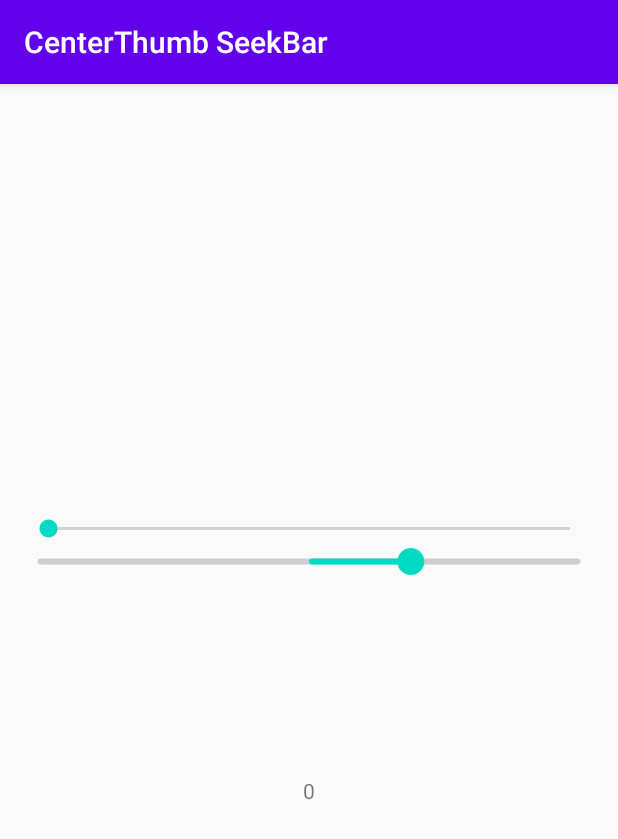
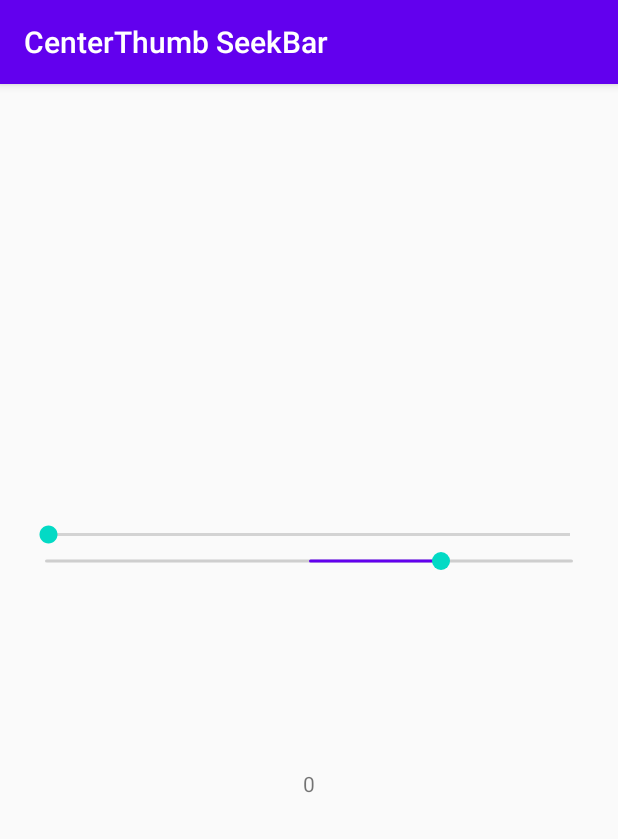
Before and after one commit to kishandonga/CenterThumbSeekBar, an Android app: the screen it shows after launch (MainActivity), on a phone screen of 412 x 824 dp. Shown: the top 839 px of the screen. Run offline under Robolectric (Android 15) with nearby library versions, the phone set to English and light mode, and no system bars.

Commit message:
- new attribute added - accordingly java code added for processing parameters - thumb bitmap support added

```diff
--- a/app/src/main/java/com/sample/centerthumb/seekbar/MainActivity.java
+++ b/app/src/main/java/com/sample/centerthumb/seekbar/MainActivity.java
@@ -19,9 +19,16 @@ public class MainActivity extends AppCompatActivity {
         tvProgress = findViewById(R.id.tvProgress);
 
         CenterThumbSeekBar seekBar = findViewById(R.id.seek_bar);
-        seekBar.setOnSeekBarChangeListener(new CenterThumbSeekBar.OnSeekBarChangeListener() {
+        seekBar.setOnFromValueChangeListener(new CenterThumbSeekBar.OnFromValueChangeListener() {
             @Override
-            public void onOnSeekBarValueChange(CenterThumbSeekBar bar, double value) {
+            public void onValueChange(double value) {
+                tvProgress.setText(String.valueOf(value));
+            }
+        });
+
+        seekBar.setOnToValueChangeListener(new CenterThumbSeekBar.OnToValueChangeListener() {
+            @Override
+            public void onValueChange(double value) {
                 tvProgress.setText(String.valueOf(value));
             }
         });
--- a/library/src/main/res/drawable/seek_thumb_pressed.xml
+++ b/app/src/main/res/drawable/seek_thumb_pressed.xml
@@ -1,6 +1,6 @@
 <vector xmlns:android="http://schemas.android.com/apk/res/android"
-    android:width="18dp"
-    android:height="18dp"
+    android:width="28dp"
+    android:height="28dp"
     android:viewportWidth="512"
     android:viewportHeight="512">
     <path
--- a/app/src/main/res/layout/activity_main.xml
+++ b/app/src/main/res/layout/activity_main.xml
@@ -19,10 +19,18 @@
         android:layout_width="match_parent"
         android:layout_height="wrap_content"
 
-        app:defaultBackgroundRangeColor="@color/colorAccent"
-        app:maxValue="+40.0"
-        app:minValue="-40.0"
-        app:progress="15"
+        app:fromProgress="5"
+        app:fromValue="10.0"
+
+        app:thumbColor="@color/colorAccent"
+        app:thumbPressedColor="@color/colorPrimary"
+
+        app:toProgress="250"
+        app:toValue="500.0"
+
+        app:trackHeight="2dp"
+        app:trackProgressColor="@color/colorPrimary"
+
         app:trackRoundedCorners="true" />
 
     <androidx.appcompat.widget.AppCompatTextView
--- a/library/src/main/java/ui/widget/seekbar/CenterThumbSeekBar.java
+++ b/library/src/main/java/ui/widget/seekbar/CenterThumbSeekBar.java
@@ -11,7 +11,6 @@ import android.graphics.RectF;
 import android.graphics.drawable.ColorDrawable;
 import android.graphics.drawable.Drawable;
 import android.util.AttributeSet;
-import android.util.Log;
 import android.view.MotionEvent;
 import android.view.View;
 import android.view.ViewConfiguration;
@@ -21,34 +20,32 @@ import androidx.core.content.ContextCompat;
 @SuppressLint("ClickableViewAccessibility")
 public class CenterThumbSeekBar extends View {
 
-    public static final int INVALID_POINTER_ID = 255;
-    public static final int ACTION_POINTER_INDEX_MASK = 0x0000ff00;
-    public static final int ACTION_POINTER_INDEX_SHIFT = 8;
-    private static final Paint paint = new Paint(Paint.ANTI_ALIAS_FLAG);
-    private static final int DEFAULT_RANGE_COLOR = Color.argb(0xFF, 0x33, 0xB5, 0xE5);
-    private static final int DEFAULT_BACKGROUND_COLOR = Color.parseColor("#CECECE");
-    private static final float DEFAULT_MIN_VALUE = -100f;
-    private static final float DEFAULT_MAX_VALUE = +100f;
-    private static final float DEFAULT_PROGRESS_VALUE = 0f;
-    private final Bitmap thumbImage;
-    private final Bitmap thumbPressedImage;
-    private final int defaultRangeColor;
-    private final int defaultBackgroundColor;
+    private final int trackProgressColor;
+    private final int trackColor;
+    private final int thumbColor;
+    private final int thumbPressColor;
     private final boolean hasRoundedCorners;
-
-    private final float thumbHalfWidth;
-    private final float thumbHalfHeight;
-    private final float trackHeight;
-    private final float padding;
-    private double absoluteMinValue;
-    private double absoluteMaxValue;
+    private final float fromValue;
+    private final float toValue;
+    private final double absoluteMinValue;
+    private final double absoluteMaxValue;
+    private final Paint paint;
+    private float padding;
+    private Bitmap thumbImage = null;
+    private Bitmap thumbPressedImage = null;
+    private float thumbRadius;
+    private float thumbPressedRadius;
+    private float trackHeight;
     private int scaledTouchSlop;
     private boolean isDragging;
     private boolean isThumbPressed;
     private double normalizedThumbValue = 0d;
-    private OnSeekBarChangeListener listener;
+    private OnFromValueChangeListener fromListener;
+    private OnToValueChangeListener toListener;
     private float mDownMotionX;
-    private int mActivePointerId = INVALID_POINTER_ID;
+    private int mActivePointerId = Const.INVALID_POINTER_ID;
+    private ThumbDirection thumbDirection = ThumbDirection.NONE;
+    private float newHeight;
 
     public CenterThumbSeekBar(Context context) {
         this(context, null);
@@ -61,38 +58,63 @@ public class CenterThumbSeekBar extends View {
     public CenterThumbSeekBar(Context context, AttributeSet attrs, int defStyleAttr) {
         super(context, attrs, defStyleAttr);
 
+        paint = new Paint(Paint.ANTI_ALIAS_FLAG);
+        this.trackHeight = Const.DEFAULT_TRACK_HEIGHT;
+        this.thumbRadius = Const.DEFAULT_THUMB_RADIUS;
+        this.thumbPressedRadius = Const.DEFAULT_THUMB_PRESSED_RADIUS;
+
+        Const.DEFAULT_THUMB_COLOR = ContextCompat.getColor(context, R.color.colorAccent);
+        Const.DEFAULT_TRACK_PROGRESS_COLOR = ContextCompat.getColor(context, R.color.colorAccent);
+        Const.DEFAULT_TRACK_COLOR = ContextCompat.getColor(context, R.color.default_track_color);
+
+        this.absoluteMinValue = Const.DEFAULT_MIN_VALUE;
+        this.absoluteMaxValue = Const.DEFAULT_MAX_VALUE;
+        setProgress(Const.DEFAULT_PROGRESS_VALUE);
+
         // Attribute initialization
         final TypedArray a = context.obtainStyledAttributes(attrs, R.styleable.CenterThumbSeekBar, defStyleAttr, 0);
 
-        Drawable thumbImageDrawable = a.getDrawable(R.styleable.CenterThumbSeekBar_thumbDrawable);
-        if (thumbImageDrawable == null) {
-            thumbImageDrawable = ContextCompat.getDrawable(context, R.drawable.seek_thumb_normal);
+        this.fromValue = a.getFloat(R.styleable.CenterThumbSeekBar_fromValue, Const.DEFAULT_MIN_VALUE);
+        this.toValue = a.getFloat(R.styleable.CenterThumbSeekBar_toValue, Const.DEFAULT_MAX_VALUE);
+
+        float fromProgress = a.getFloat(R.styleable.CenterThumbSeekBar_fromProgress, Const.DEFAULT_PROGRESS_VALUE);
+        if ((fromProgress != Const.DEFAULT_PROGRESS_VALUE) && (fromProgress <= fromValue)) {
+            setProgress(getFromProgress(fromProgress));
         }
-        this.thumbImage = getBitmapFromDrawable(thumbImageDrawable);
 
-        Drawable thumbImagePressedDrawable = a.getDrawable(R.styleable.CenterThumbSeekBar_thumbPressedDrawable);
-        if (thumbImagePressedDrawable == null) {
-            thumbImagePressedDrawable = ContextCompat.getDrawable(context, R.drawable.seek_thumb_pressed);
+        float toProgress = a.getFloat(R.styleable.CenterThumbSeekBar_toProgress, Const.DEFAULT_PROGRESS_VALUE);
+        if ((toProgress != Const.DEFAULT_PROGRESS_VALUE) && (toProgress <= toValue)) {
+            setProgress(getToProgress(toProgress));
         }
-        this.thumbPressedImage = getBitmapFromDrawable(thumbImagePressedDrawable);
 
-        this.absoluteMinValue = a.getFloat(R.styleable.CenterThumbSeekBar_minValue, DEFAULT_MIN_VALUE);
-        this.absoluteMaxValue = a.getFloat(R.styleable.CenterThumbSeekBar_maxValue, DEFAULT_MAX_VALUE);
-        float progress = a.getFloat(R.styleable.CenterThumbSeekBar_progress, DEFAULT_PROGRESS_VALUE);
-        setProgress(progress);
+        this.thumbColor = a.getColor(R.styleable.CenterThumbSeekBar_thumbColor, Const.DEFAULT_THUMB_COLOR);
+        this.thumbPressColor = a.getColor(R.styleable.CenterThumbSeekBar_thumbPressedColor, Const.DEFAULT_THUMB_COLOR);
 
-        this.defaultBackgroundColor = a.getColor(R.styleable.CenterThumbSeekBar_defaultBackgroundColor, DEFAULT_BACKGROUND_COLOR);
-        this.defaultRangeColor = a.getColor(R.styleable.CenterThumbSeekBar_defaultBackgroundRangeColor, DEFAULT_RANGE_COLOR);
+        this.trackProgressColor = a.getColor(R.styleable.CenterThumbSeekBar_trackProgressColor, Const.DEFAULT_TRACK_PROGRESS_COLOR);
+        this.trackColor = a.getColor(R.styleable.CenterThumbSeekBar_trackColor, Const.DEFAULT_TRACK_COLOR);
 
         this.hasRoundedCorners = a.getBoolean(R.styleable.CenterThumbSeekBar_trackRoundedCorners, false);
+        this.trackHeight = a.getDimension(R.styleable.CenterThumbSeekBar_trackHeight, trackHeight);
+        this.thumbRadius = a.getDimension(R.styleable.CenterThumbSeekBar_thumbRadius, thumbRadius);
+        this.thumbPressedRadius = a.getDimension(R.styleable.CenterThumbSeekBar_thumbPressedRadius, thumbPressedRadius);
+
+        newHeight = Math.max(thumbRadius * 2, thumbPressedRadius * 2);
+
+        Drawable thumbImageDrawable = a.getDrawable(R.styleable.CenterThumbSeekBar_thumbDrawable);
+        Drawable thumbImagePressedDrawable = a.getDrawable(R.styleable.CenterThumbSeekBar_thumbPressedDrawable);
+
+        if (thumbImageDrawable != null && thumbImagePressedDrawable != null) {
+            this.thumbImage = Utils.getBitmapFromDrawable(thumbImageDrawable);
+            this.thumbPressedImage = Utils.getBitmapFromDrawable(thumbImagePressedDrawable);
+            //thumb drawable
+            thumbRadius = Math.max(thumbImage.getWidth(), thumbImage.getHeight());
+            thumbPressedRadius = Math.max(thumbPressedImage.getWidth(), thumbPressedImage.getHeight());
+            newHeight = Math.max(thumbRadius, thumbPressedRadius);
+        }
 
         a.recycle();
 
-        float thumbWidth = thumbImage.getWidth();
-        thumbHalfWidth = 0.5f * thumbWidth;
-        thumbHalfHeight = 0.5f * thumbImage.getHeight();
-        trackHeight = 6f;
-        padding = thumbHalfWidth;
+        padding = newHeight;
         setFocusable(true);
         setFocusableInTouchMode(true);
         setBackground(new ColorDrawable(Color.TRANSPARENT));
@@ -100,36 +122,27 @@ public class CenterThumbSeekBar extends View {
         scaledTouchSlop = ViewConfiguration.get(getContext()).getScaledTouchSlop();
     }
 
-    public static Bitmap getBitmapFromDrawable(Drawable drawable) {
-        int width = drawable.getIntrinsicWidth();
-        int height = drawable.getIntrinsicHeight();
-        Bitmap bitmap = Bitmap.createBitmap(width, height, Bitmap.Config.ARGB_8888);
-        Canvas canvas = new Canvas(bitmap);
-        drawable.setBounds(0, 0, width, height);
-        drawable.draw(canvas);
-        return bitmap;
+    private float getFromProgress(float fromProgress) {
+        return (fromProgress * Const.DEFAULT_MIN_VALUE) / fromValue;
     }
 
-    public void setOnSeekBarChangeListener(OnSeekBarChangeListener listener) {
-        this.listener = listener;
+    private float getToProgress(float toProgress) {
+        return (toProgress * Const.DEFAULT_MAX_VALUE) / toValue;
     }
 
-    public void setAbsoluteMinMaxValue(double absoluteMinValue, double absoluteMaxValue) {
-        this.absoluteMinValue = absoluteMinValue;
-        this.absoluteMaxValue = absoluteMaxValue;
+    public void setOnFromValueChangeListener(OnFromValueChangeListener listener) {
+        this.fromListener = listener;
+    }
+
+    public void setOnToValueChangeListener(OnToValueChangeListener listener) {
+        this.toListener = listener;
     }
 
     @Override
-    protected synchronized void onMeasure(int widthMeasureSpec, int heightMeasureSpec) {
-        int width = 200;
-        if (MeasureSpec.UNSPECIFIED != MeasureSpec.getMode(widthMeasureSpec)) {
-            width = MeasureSpec.getSize(widthMeasureSpec);
-        }
-        int height = thumbImage.getHeight() + 12;
-        if (MeasureSpec.UNSPECIFIED != MeasureSpec.getMode(heightMeasureSpec)) {
-            height = Math.min(height, MeasureSpec.getSize(heightMeasureSpec));
-        }
-        setMeasuredDimension(width, height);
+    protected void onMeasure(int widthMeasureSpec, int heightMeasureSpec) {
+        int width = (int) (Const.DEFAULT_WIDTH);
+        int height = (int) (newHeight + (padding / 4f));
+        setMeasuredDimension(Utils.measureDim(width, widthMeasureSpec), Utils.measureDim(height, heightMeasureSpec));
     }
 
     @Override
@@ -180,9 +193,7 @@ public class CenterThumbSeekBar extends View {
                         }
                     }
 
-                    if (listener != null) {
-                        listener.onOnSeekBarValueChange(this, normalizedToValue(normalizedThumbValue));
-                    }
+                    notifyValueChange();
                 }
                 break;
 
@@ -201,9 +212,7 @@ public class CenterThumbSeekBar extends View {
 
                 isThumbPressed = false;
                 invalidate();
-                if (listener != null) {
-                    listener.onOnSeekBarValueChange(this, normalizedToValue(normalizedThumbValue));
-                }
+                notifyValueChange();
                 break;
 
             case MotionEvent.ACTION_POINTER_DOWN: {
@@ -229,13 +238,33 @@ public class CenterThumbSeekBar extends View {
         return true;
     }
 
+    private void notifyValueChange() {
+        if (thumbDirection == ThumbDirection.LEFT) {
+            if (fromListener != null) {
+                fromListener.onValueChange(getFromProgressValue(normalizedValue(normalizedThumbValue)));
+            }
+        }
+        if (thumbDirection == ThumbDirection.RIGHT) {
+            if (toListener != null) {
+                toListener.onValueChange(getToProgressValue(normalizedValue(normalizedThumbValue)));
+            }
+        }
+    }
+
+    private double getFromProgressValue(double progress) {
+        return Math.abs((fromValue * progress) / Const.DEFAULT_MIN_VALUE);
+    }
+
+    private double getToProgressValue(double progress) {
+        return Math.abs((toValue * progress) / Const.DEFAULT_MAX_VALUE);
+    }
+
     private void onSecondaryPointerUp(MotionEvent ev) {
-        final int pointerIndex = (ev.getAction() & ACTION_POINTER_INDEX_MASK) >> ACTION_POINTER_INDEX_SHIFT;
+        final int pointerIndex = (ev.getAction() & Const.ACTION_POINTER_INDEX_MASK) >> Const.ACTION_POINTER_INDEX_SHIFT;
         final int pointerId = ev.getPointerId(pointerIndex);
         if (pointerId == mActivePointerId) {
             // This was our active pointer going up. Choose
             // a new active pointer and adjust accordingly.
-            // TODO: Make this decision more intelligent.
             final int newPointerIndex = pointerIndex == 0 ? 1 : 0;
             mDownMotionX = ev.getX(newPointerIndex);
             mActivePointerId = ev.getPointerId(newPointerIndex);
@@ -261,21 +290,21 @@ public class CenterThumbSeekBar extends View {
     /**
      * Converts screen space x-coordinates into normalized values.
      *
-     * @param screenCoord The x-coordinate in screen space to convert.
+     * @param screenCoordinate The x-coordinate in screen space to convert.
      * @return The normalized value.
      */
-    private double screenToNormalized(float screenCoord) {
+    private double screenToNormalized(float screenCoordinate) {
         int width = getWidth();
         if (width <= 2 * padding) {
             // prevent division by zero, simply return 0.
             return 0d;
         } else {
-            double result = (screenCoord - padding) / (width - 2 * padding);
+            double result = (screenCoordinate - padding) / (width - 2 * padding);
             return Math.min(1d, Math.max(0d, result));
         }
     }
 
-    private double normalizedToValue(double normalized) {
+    private double normalizedValue(double normalized) {
         return absoluteMinValue + normalized * (absoluteMaxValue - absoluteMinValue);
     }
 
@@ -299,24 +328,15 @@ public class CenterThumbSeekBar extends View {
         invalidate();
     }
 
-    /**
-     * Sets value of seek bar to the given value
-     *
-     * @param value The new value to set
-     */
-    public void setProgress(double value) {
-        double newThumbValue = valueToNormalized(value);
-        if (newThumbValue > absoluteMaxValue || newThumbValue < absoluteMinValue) {
-            throw new IllegalArgumentException("Value should be in the middle of max and min value");
-        }
-        normalizedThumbValue = newThumbValue;
+    private void setProgress(double value) {
+        normalizedThumbValue = valueToNormalized(value);
         invalidate();
     }
 
     /**
      * This is called when the user has started touching this widget.
      */
-    void onStartTrackingTouch() {
+    private void onStartTrackingTouch() {
         isDragging = true;
     }
 
@@ -324,7 +344,7 @@ public class CenterThumbSeekBar extends View {
      * This is called when the user either releases his touch or the touch is
      * canceled.
      */
-    void onStopTrackingTouch() {
+    private void onStopTrackingTouch() {
         isDragging = false;
     }
 
@@ -347,7 +367,7 @@ public class CenterThumbSeekBar extends View {
      * @return true if x-coordinate is in thumb range, false otherwise.
      */
     private boolean isInThumbRange(float touchX, double normalizedThumbValue) {
-        return Math.abs(touchX - normalizedToScreen(normalizedThumbValue)) <= thumbHalfWidth;
+        return Math.abs(touchX - normalizedToScreen(normalizedThumbValue)) <= thumbRadius;
     }
 
     /**
@@ -367,7 +387,7 @@ public class CenterThumbSeekBar extends View {
         // draw seek bar background line
         final RectF rect = new RectF(padding, 0.5f * (getHeight() - trackHeight), getWidth() - padding, 0.5f * (getHeight() + trackHeight));
 
-        paint.setColor(defaultBackgroundColor);
+        paint.setColor(trackColor);
         if (hasRoundedCorners) {
             canvas.drawRoundRect(rect, trackHeight, trackHeight, paint);
         } else {
@@ -375,18 +395,17 @@ public class CenterThumbSeekBar extends View {
         }
 
         // draw seek bar active range line
-
         if (normalizedToScreen(valueToNormalized(0.0d)) < normalizedToScreen(normalizedThumbValue)) {
-            Log.d(VIEW_LOG_TAG, "thumb: right");
+            thumbDirection = ThumbDirection.RIGHT;
             rect.left = normalizedToScreen(valueToNormalized(0.0d));
             rect.right = normalizedToScreen(normalizedThumbValue);
         } else {
-            Log.d(VIEW_LOG_TAG, "thumb: left");
+            thumbDirection = ThumbDirection.LEFT;
             rect.right = normalizedToScreen(valueToNormalized(0.0d));
             rect.left = normalizedToScreen(normalizedThumbValue);
         }
 
-        paint.setColor(defaultRangeColor);
+        paint.setColor(trackProgressColor);
         if (hasRoundedCorners) {
             canvas.drawRoundRect(rect, trackHeight, trackHeight, paint);
         } else {
@@ -394,7 +413,6 @@ public class CenterThumbSeekBar extends View {
         }
 
         drawThumb(normalizedToScreen(normalizedThumbValue), isThumbPressed, canvas);
-        Log.d(VIEW_LOG_TAG, "thumb: " + normalizedToValue(normalizedThumbValue));
     }
 
     /**
@@ -405,18 +423,34 @@ public class CenterThumbSeekBar extends View {
      * @param canvas           The canvas to draw upon.
      */
     private void drawThumb(float screenCoordinate, boolean pressed, Canvas canvas) {
-        if (pressed) {
-            canvas.drawCircle(screenCoordinate, (0.5f * getHeight()), thumbHalfHeight + 5, paint);
+        if (thumbImage != null && thumbPressedImage != null) {
+            if (pressed) {
+                canvas.drawBitmap(thumbPressedImage, screenCoordinate - (thumbPressedRadius / 2f), (0.5f * getHeight()) - (thumbPressedRadius / 2f), paint);
+            } else {
+                canvas.drawBitmap(thumbImage, screenCoordinate - (thumbRadius / 2f), (0.5f * getHeight()) - (thumbRadius / 2f), paint);
+            }
         } else {
-            canvas.drawCircle(screenCoordinate, (0.5f * getHeight()), thumbHalfHeight, paint);
+            if (pressed) {
+                paint.setColor(thumbPressColor);
+                canvas.drawCircle(screenCoordinate, (0.5f * getHeight()), thumbPressedRadius, paint);
+            } else {
+                paint.setColor(thumbColor);
+                canvas.drawCircle(screenCoordinate, (0.5f * getHeight()), thumbRadius, paint);
+            }
         }
-        //canvas.drawBitmap(pressed ? thumbPressedImage : thumbImage, screenCoordinate - thumbHalfWidth, (0.5f * getHeight()) - thumbHalfHeight, paint);
     }
 
     /**
-     * Callback listener interface to notify about changed range values.
+     * Callback listener interface to notify about changed from values.
      */
-    public interface OnSeekBarChangeListener {
-        void onOnSeekBarValueChange(CenterThumbSeekBar bar, double value);
+    public interface OnFromValueChangeListener {
+        void onValueChange(double value);
+    }
+
+    /**
+     * Callback listener interface to notify about changed to values.
+     */
+    public interface OnToValueChangeListener {
+        void onValueChange(double value);
     }
 }
--- /dev/null
+++ b/library/src/main/java/ui/widget/seekbar/Const.java
@@ -0,0 +1,17 @@
+package ui.widget.seekbar;
+
+public class Const {
+    public static final int INVALID_POINTER_ID = 255;
+    public static final int ACTION_POINTER_INDEX_MASK = 0x0000ff00;
+    public static final int ACTION_POINTER_INDEX_SHIFT = 8;
+    public static final float DEFAULT_MIN_VALUE = -100f;
+    public static final float DEFAULT_MAX_VALUE = +100f;
+    public static final float DEFAULT_PROGRESS_VALUE = 0f;
+    public static int DEFAULT_THUMB_COLOR;
+    public static int DEFAULT_TRACK_PROGRESS_COLOR;
+    public static int DEFAULT_TRACK_COLOR;
+    public static float DEFAULT_WIDTH = Utils.dpToPx(28);
+    public static float DEFAULT_TRACK_HEIGHT = Utils.dpToPx(2);
+    public static float DEFAULT_THUMB_RADIUS = Utils.dpToPx(6);
+    public static float DEFAULT_THUMB_PRESSED_RADIUS = Utils.dpToPx(7);
+}
--- /dev/null
+++ b/library/src/main/java/ui/widget/seekbar/ThumbDirection.java
@@ -0,0 +1,3 @@
+package ui.widget.seekbar;
+
+public enum ThumbDirection {NONE, LEFT, RIGHT}
--- /dev/null
+++ b/library/src/main/java/ui/widget/seekbar/Utils.java
@@ -0,0 +1,51 @@
+package ui.widget.seekbar;
+
+import android.content.res.Resources;
+import android.graphics.Bitmap;
+import android.graphics.Canvas;
+import android.graphics.drawable.Drawable;
+import android.util.Log;
+import android.view.View;
+
+public class Utils {
+
+    private static final String TAG = Utils.class.getSimpleName();
+
+    public static Bitmap getBitmapFromDrawable(Drawable drawable) {
+        int width = drawable.getIntrinsicWidth();
+        int height = drawable.getIntrinsicHeight();
+        Bitmap bitmap = Bitmap.createBitmap(width, height, Bitmap.Config.ARGB_8888);
+        Canvas canvas = new Canvas(bitmap);
+        drawable.setBounds(0, 0, width, height);
+        drawable.draw(canvas);
+        return bitmap;
+    }
+
+    public static float pxToDp(int px) {
+        return (px / Resources.getSystem().getDisplayMetrics().density);
+    }
+
+    public static float dpToPx(int dp) {
+        return (dp * Resources.getSystem().getDisplayMetrics().density);
+    }
+
+    public static int measureDim(int desiredSize, int measureSpec) {
+        int result;
+        int specMode = View.MeasureSpec.getMode(measureSpec);
+        int specSize = View.MeasureSpec.getSize(measureSpec);
+
+        if (specMode == View.MeasureSpec.EXACTLY) {
+            result = specSize;
+        } else {
+            result = desiredSize;
+            if (specMode == View.MeasureSpec.AT_MOST) {
+                result = Math.min(result, specSize);
+            }
+        }
+
+        if (result < desiredSize) {
+            Log.e(TAG, "The view is too small, the content might get cut");
+        }
+        return result;
+    }
+}
--- a/library/src/main/res/values/colors.xml
+++ b/library/src/main/res/values/colors.xml
@@ -3,4 +3,5 @@
     <color name="colorPrimary">#6200EE</color>
     <color name="colorPrimaryDark">#3700B3</color>
     <color name="colorAccent">#03DAC5</color>
+    <color name="default_track_color">#CECECE</color>
 </resources>
```
Also changed, not shown: library/src/main/res/values/attrs.xml (+11 -5 lines), app/src/main/res/drawable/seek_thumb_normal.xml (renamed from library/src/main/res/drawable/seek_thumb_normal.xml).
